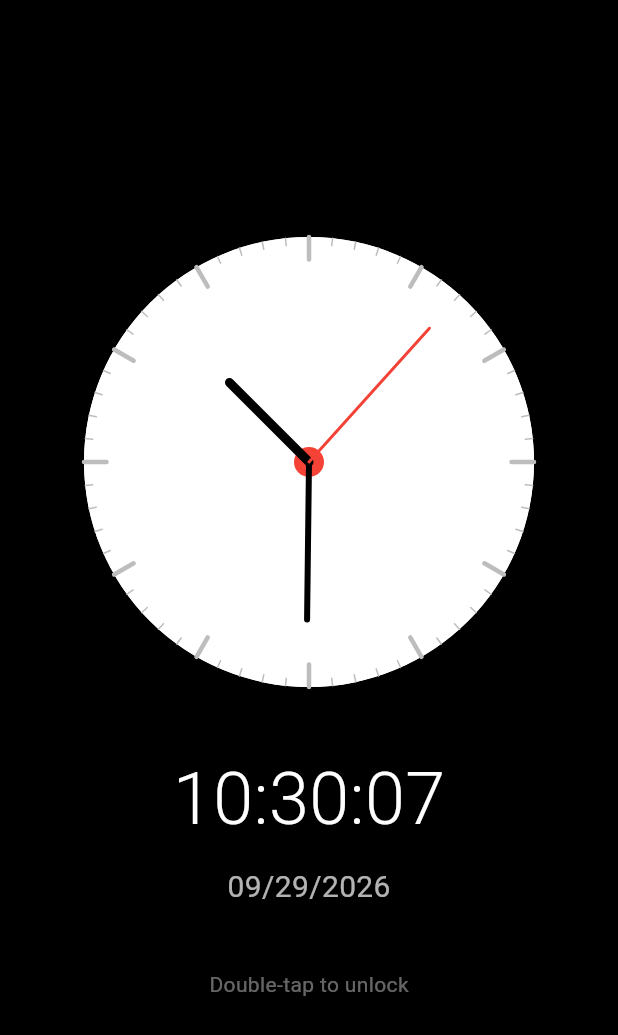
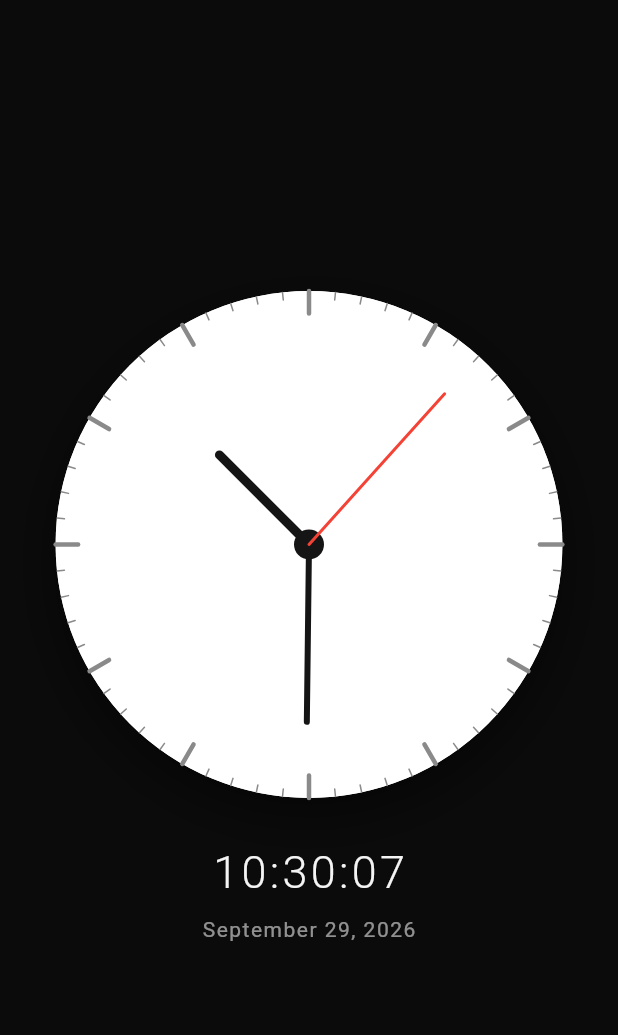
Before and after one commit to isack-ochieng/mindguard, a Flutter app: the screen it shows after launch, on a phone screen of 412 x 824 dp. Shown: the top 1035 px of the screen. Run offline on Flutter 3.47's test engine with Material 3 defaults, Android fonts, the light colour scheme and no system bars; our stand-ins replace shared_preferences; missing offline and left inert: shared_preferences.dart.

Commit message:
feat: establish clock camouflage entry point

```diff
--- a/lib/screens/clock_screen.dart
+++ b/lib/screens/clock_screen.dart
@@ -1,4 +1,5 @@
 import 'dart:async';
+import 'dart:math' as math;
 import 'package:flutter/material.dart';
 import 'package:shared_preferences/shared_preferences.dart';
 import '../widgets/clock_painter.dart';
@@ -12,24 +13,47 @@ class ClockScreen extends StatefulWidget {
 }
 
 class _ClockScreenState extends State<ClockScreen> {
-  DateTime _dateTime = DateTime.now();
+  static const _unlockHourKey = 'clock_unlock_hour';
+  static const _unlockMinuteKey = 'clock_unlock_minute';
+
+  DateTime _now = DateTime.now();
   Timer? _timer;
-  String _password = '1230'; // Default password: 12:30
+  int _unlockHour = 12;
+  int _unlockMinute = 30;
 
   @override
   void initState() {
     super.initState();
-    _loadPassword();
-    _timer = Timer.periodic(const Duration(seconds: 1), (timer) {
-      setState(() {
-        _dateTime = DateTime.now();
-      });
+    _loadUnlockTime();
+    _timer = Timer.periodic(const Duration(seconds: 1), (_) {
+      if (!mounted) return;
+      setState(() => _now = DateTime.now());
     });
   }
 
-  Future<void> _loadPassword() async {
+  Future<void> _loadUnlockTime() async {
     final prefs = await SharedPreferences.getInstance();
-    _password = prefs.getString('clock_password') ?? '1230';
+    if (!mounted) return;
+    setState(() {
+      _unlockHour = prefs.getInt(_unlockHourKey) ?? 12;
+      _unlockMinute = prefs.getInt(_unlockMinuteKey) ?? 30;
+    });
+  }
+
+  bool get _isUnlockTime =>
+      _now.hour == _unlockHour && _now.minute == _unlockMinute;
+
+  void _attemptUnlock() {
+    if (!_isUnlockTime || !mounted) return;
+
+    Navigator.of(context).pushReplacement(
+      PageRouteBuilder(
+        transitionDuration: const Duration(milliseconds: 350),
+        pageBuilder: (_, __, ___) => const HomeScreen(),
+        transitionsBuilder: (_, animation, __, child) =>
+            FadeTransition(opacity: animation, child: child),
+      ),
+    );
   }
 
   @override
@@ -38,162 +62,98 @@ class _ClockScreenState extends State<ClockScreen> {
     super.dispose();
   }
 
-  void _checkPassword(int hour, int minute) {
-    final enteredPassword = '${hour.toString().padLeft(2, '0')}${minute.toString().padLeft(2, '0')}';
-
-    if (enteredPassword == _password) {
-      // Password correct, navigate to the real app
-      Navigator.pushReplacement(
-        context,
-        MaterialPageRoute(builder: (context) => const HomeScreen()),
-      );
-    } else {
-      // Password incorrect, show a subtle hint or do nothing
-      ScaffoldMessenger.of(context).showSnackBar(
-        const SnackBar(
-          content: Text('Time is not correct'),
-          duration: Duration(seconds: 1),
-        ),
-      );
-    }
-  }
-
   @override
   Widget build(BuildContext context) {
     return Scaffold(
-      backgroundColor: Colors.black,
-      body: Center(
+      backgroundColor: const Color(0xFF0B0B0B),
+      body: SafeArea(
+        child: Center(
+          child: LayoutBuilder(
+            builder: (context, constraints) {
+              final diameter = math.min(
+                constraints.maxWidth * 0.82,
+                constraints.maxHeight * 0.68,
+              );
+
+              return GestureDetector(
+                behavior: HitTestBehavior.opaque,
+                onTap: _attemptUnlock,
+                child: SizedBox(
+                  width: diameter,
+                  height: diameter + 120,
                   child: Column(
                     mainAxisAlignment: MainAxisAlignment.center,
                     children: [
-            // Analog Clock
-            GestureDetector(
-              onLongPress: () {
-                // Show a dialog to set the password (for first time setup)
-                _showPasswordSetupDialog();
-              },
-              onDoubleTap: () {
-                // Check password based on current time
-                _checkPassword(_dateTime.hour, _dateTime.minute);
-              },
+                      Semantics(
+                        label: 'Analog clock',
                         child: Container(
-                width: 300,
-                height: 300,
+                          width: diameter,
+                          height: diameter,
                           decoration: BoxDecoration(
                             shape: BoxShape.circle,
-                  color: Colors.white,
+                            color: const Color(0xFFF7F7F2),
                             boxShadow: [
                               BoxShadow(
-                      color: Colors.black.withOpacity(0.5),
-                      blurRadius: 20,
-                      offset: const Offset(0, 10),
+                                color: Colors.black.withOpacity(0.45),
+                                blurRadius: 28,
+                                spreadRadius: 2,
+                                offset: const Offset(0, 12),
                               ),
                             ],
                           ),
                           child: CustomPaint(
                             painter: ClockPainter(
-                    _dateTime,
-                    handColor: Colors.black,
-                    tickColor: Colors.grey.shade400,
-                    centerColor: Colors.red,
+                              _now,
+                              handColor: const Color(0xFF151515),
+                              tickColor: const Color(0xFF8A8A8A),
+                              centerColor: const Color(0xFF151515),
                             ),
                           ),
                         ),
                       ),
-
-            const SizedBox(height: 40),
-
-            // Digital Clock
+                      const SizedBox(height: 28),
                       Text(
-              '${_dateTime.hour.toString().padLeft(2, '0')}:${_dateTime.minute.toString().padLeft(2, '0')}:${_dateTime.second.toString().padLeft(2, '0')}',
+                        _formatTime(_now),
                         style: const TextStyle(
-                color: Colors.white,
-                fontSize: 48,
+                          color: Color(0xFFF4F4F4),
+                          fontSize: 30,
                           fontWeight: FontWeight.w300,
+                          letterSpacing: 2.2,
                           fontFeatures: [FontFeature.tabularFigures()],
                         ),
                       ),
-
-            const SizedBox(height: 10),
-
-            // Date
+                      const SizedBox(height: 7),
                       Text(
-              '${_dateTime.month.toString().padLeft(2, '0')}/${_dateTime.day.toString().padLeft(2, '0')}/${_dateTime.year}',
+                        _formatDate(_now),
                         style: TextStyle(
-                color: Colors.white.withOpacity(0.7),
-                fontSize: 20,
-              ),
-            ),
-
-            const SizedBox(height: 40),
-
-            // Subtle hint for the user
-            Text(
-              'Double-tap to unlock',
-              style: TextStyle(
-                color: Colors.white.withOpacity(0.4),
+                          color: Colors.white.withOpacity(0.55),
                           fontSize: 14,
+                          letterSpacing: 1.0,
                         ),
                       ),
                     ],
                   ),
                 ),
               );
-  }
-
-  void _showPasswordSetupDialog() {
-    // This dialog is for the initial setup of the password
-    // In a real app, this would be a more complex setup flow
-    showDialog(
-      context: context,
-      builder: (context) => AlertDialog(
-        title: const Text('Set Unlock Time (Password)'),
-        content: Column(
-          mainAxisSize: MainAxisSize.min,
-          children: [
-            Text('Current Password: ${_password.substring(0, 2)}:${_password.substring(2, 4)}'),
-            const SizedBox(height: 10),
-            const Text('The password is the hour and minute (HHMM) you double-tap the clock.'),
-            const SizedBox(height: 10),
-            const Text('To change, enter a new HHMM below:'),
-            TextField(
-              keyboardType: TextInputType.number,
-              maxLength: 4,
-              onChanged: (value) {
-                if (value.length == 4) {
-                  final hour = int.tryParse(value.substring(0, 2)) ?? -1;
-                  final minute = int.tryParse(value.substring(2, 4)) ?? -1;
-                  if (hour >= 0 && hour <= 23 && minute >= 0 && minute <= 59) {
-                    _password = value;
-                  }
-                }
             },
-              decoration: const InputDecoration(
-                hintText: 'e.g., 1230 for 12:30',
           ),
         ),
-          ],
-        ),
-        actions: [
-          TextButton(
-            onPressed: () => Navigator.pop(context),
-            child: const Text('Cancel'),
-          ),
-          TextButton(
-            onPressed: () async {
-              final prefs = await SharedPreferences.getInstance();
-              await prefs.setString('clock_password', _password);
-              if (mounted) {
-                Navigator.pop(context);
-                ScaffoldMessenger.of(context).showSnackBar(
-                  SnackBar(content: Text('Password set to ${_password.substring(0, 2)}:${_password.substring(2, 4)}')),
-                );
-              }
-            },
-            child: const Text('Save'),
-          ),
-        ],
       ),
     );
   }
+
+  String _formatTime(DateTime time) {
+    final hour = time.hour.toString().padLeft(2, '0');
+    final minute = time.minute.toString().padLeft(2, '0');
+    final second = time.second.toString().padLeft(2, '0');
+    return '$hour:$minute:$second';
   }
+
+  String _formatDate(DateTime time) {
+    const months = [
+      'January', 'February', 'March', 'April', 'May', 'June',
+      'July', 'August', 'September', 'October', 'November', 'December'
+    ];
+    return '${months[time.month - 1]} ${time.day}, ${time.year}';
+  }
+}
```
Lines whose indentation alone changed are shown as unchanged.
